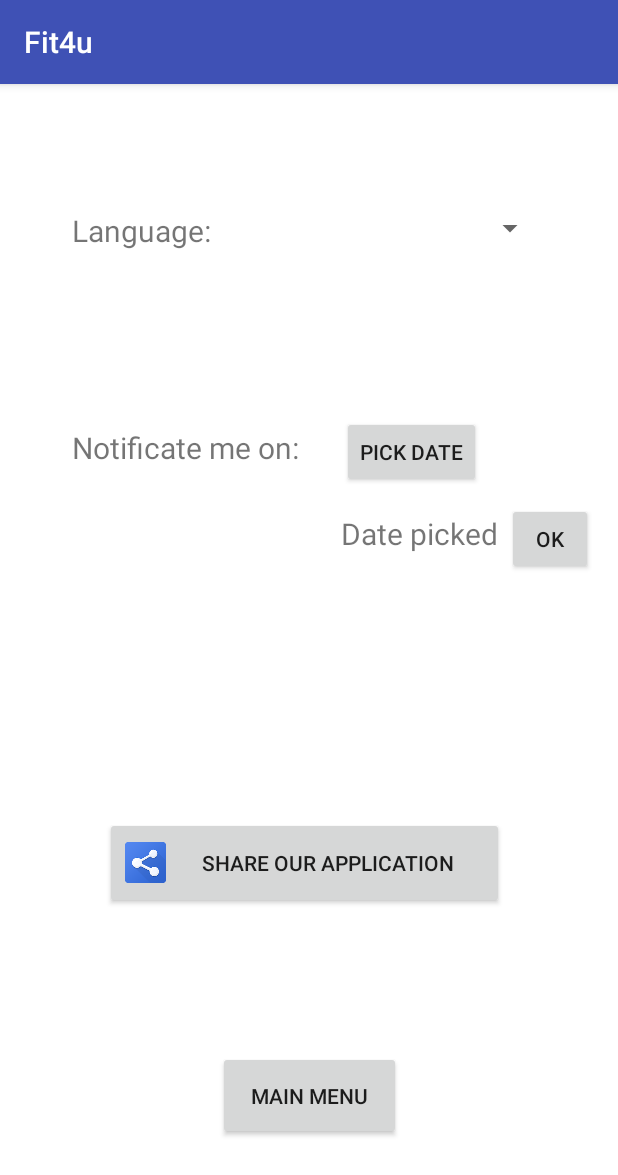
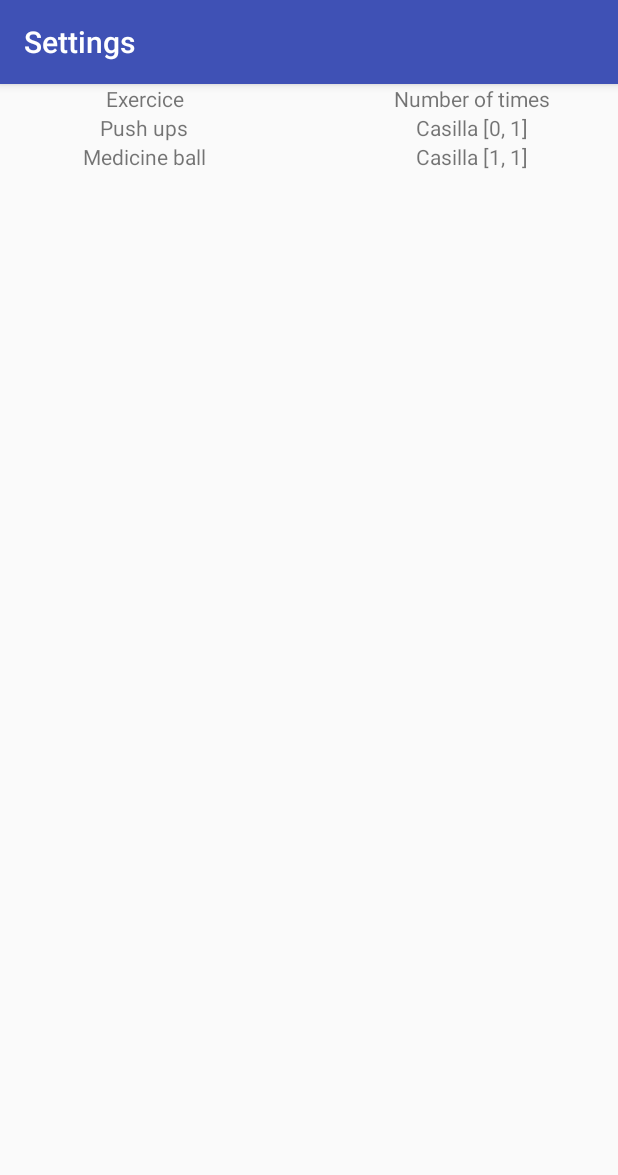
Before and after one commit to fitnes-app/fitness-app-client, an Android app: the screen it shows after launch (MainActivity before the commit, MainPageActivity after it), on a phone screen of 412 x 824 dp. Shown: the top 1175 px of the screen. Run offline under Robolectric (Android 15) with nearby library versions, the phone set to English and light mode, and no system bars.

Commit message:
mainpage started

```diff
--- a/fitnessapp-client/app/build.gradle
+++ b/fitnessapp-client/app/build.gradle
@@ -4,7 +4,7 @@ android {
     compileSdkVersion 28
     defaultConfig {
         applicationId "com.fitnessapp.client"
-        minSdkVersion 14
+        minSdkVersion 16
         targetSdkVersion 28
         versionCode 1
         versionName "1.0"
--- a/fitnessapp-client/app/src/main/AndroidManifest.xml
+++ b/fitnessapp-client/app/src/main/AndroidManifest.xml
@@ -12,9 +12,8 @@
         tools:ignore="GoogleAppIndexingWarning">
         <activity
             android:name=".MainActivity"
-            android:theme="@style/MainTheme">
+            android:theme="@style/AppTheme">
             <intent-filter>
-                <action android:name="android.intent.action.MAIN" />
 
                 <category android:name="android.intent.category.LAUNCHER" />
             </intent-filter>
@@ -27,6 +26,15 @@
                 <category android:name="android.intent.category.LAUNCHER" />
             </intent-filter>
         </activity>
+        <activity android:name=".MainPageActivity"
+            android:label="@string/title_activity_settings"
+            android:theme="@style/AppTheme">
+
+            <intent-filter>
+                <action android:name="android.intent.action.MAIN" />
+                <category android:name="android.intent.category.LAUNCHER" />
+            </intent-filter>
+        </activity>
     </application>
 
 </manifest>
--- a/fitnessapp-client/app/src/main/java/com/fitnessapp/client/MainActivity.java
+++ b/fitnessapp-client/app/src/main/java/com/fitnessapp/client/MainActivity.java
@@ -2,12 +2,23 @@ package com.fitnessapp.client;
 
 import android.support.v7.app.AppCompatActivity;
 import android.os.Bundle;
+import android.widget.ArrayAdapter;
+import android.widget.Spinner;
 
 public class MainActivity extends AppCompatActivity {
 
     @Override
     protected void onCreate(Bundle savedInstanceState) {
         super.onCreate(savedInstanceState);
-        setContentView(R.layout.activity_settings);
+        setContentView(R.layout.loginlayout);
+
+        Spinner spinner = (Spinner) findViewById(R.id.spinner);
+        // Create an ArrayAdapter using the string array and a default spinner layout
+        ArrayAdapter<CharSequence> adapter = ArrayAdapter.createFromResource(this,
+                R.array.loginOptions, R.layout.spinnerlayout);
+        // Specify the layout to use when the list of choices appears
+        adapter.setDropDownViewResource(android.R.layout.simple_spinner_dropdown_item);
+        // Apply the adapter to the spinner
+        spinner.setAdapter(adapter);
     }
 }
--- /dev/null
+++ b/fitnessapp-client/app/src/main/java/com/fitnessapp/client/MainPageActivity.java
@@ -0,0 +1,40 @@
+package com.fitnessapp.client;
+
+import android.support.v7.app.AppCompatActivity;
+import android.os.Bundle;
+import android.widget.TableLayout;
+
+import com.fitnessapp.client.Utils.Table;
+
+import java.util.ArrayList;
+
+public class MainPageActivity extends AppCompatActivity {
+
+    private ArrayList<String> exercicesTmp = new ArrayList<>();
+    @Override
+    protected void onCreate(Bundle savedInstanceState) {
+        super.onCreate(savedInstanceState);
+        setContentView(R.layout.activity_main_page);
+        initExercices();
+        setTable();
+    }
+
+    public void initExercices(){
+        exercicesTmp.add("Push ups");
+        exercicesTmp.add("Medicine ball");
+        exercicesTmp.add("Bulgarian Training Bag");
+    }
+
+    public void setTable(){
+        Table tabla = new Table(this, (TableLayout)findViewById(R.id.tabla));
+        tabla.agregarCabecera(R.array.mainPageTable_headers);
+        for(int i = 0; i < exercicesTmp.size() - 1; i++)
+        {
+            ArrayList<String> elementos = new ArrayList<>();
+            elementos.add(exercicesTmp.get(i));
+            elementos.add("Casilla [" + i + ", 1]");
+            elementos.add("Casilla [" + i + ", 2]");
+            tabla.agregarFilaTabla(elementos);
+        }
+    }
+}
--- /dev/null
+++ b/fitnessapp-client/app/src/main/java/com/fitnessapp/client/Utils/Table.java
@@ -0,0 +1,105 @@
+package com.fitnessapp.client.Utils;
+
+import android.app.Activity;
+import android.content.res.Resources;
+import android.graphics.Paint;
+import android.graphics.Rect;
+import android.view.Gravity;
+import android.widget.TableLayout;
+import android.widget.TableRow;
+import android.widget.TextView;
+
+import com.fitnessapp.client.R;
+
+import java.util.ArrayList;
+
+public class Table {
+    private TableLayout table; // Layout donde se pintará la tabla
+    private ArrayList<TableRow> row; // Array de las filas de la tabla
+    private Activity actividad;
+    private Resources rs;
+    private int ROWS, COLUMNS; // Filas y columnas de nuestra tabla
+
+    public Table(Activity actividad, TableLayout table)
+    {
+        this.actividad = actividad;
+        this.table = table;
+        rs = this.actividad.getResources();
+        ROWS = COLUMNS = 0;
+        row = new ArrayList<>();
+    }
+
+    /**
+     * Añade la cabecera a la tabla
+     * @param recursocabecera Recurso (array) donde se encuentra la cabecera de la tabla
+     */
+    public void agregarCabecera(int recursocabecera)
+    {
+        TableRow.LayoutParams layoutCelda;
+        TableRow fila = new TableRow(actividad);
+        TableRow.LayoutParams layoutFila = new TableRow.LayoutParams(TableRow.LayoutParams.WRAP_CONTENT, TableRow.LayoutParams.WRAP_CONTENT);
+        fila.setLayoutParams(layoutFila);
+
+        String[] arraycabecera = rs.getStringArray(recursocabecera);
+        COLUMNS = arraycabecera.length;
+
+        for(int i = 0; i < arraycabecera.length; i++)
+        {
+            TextView texto = new TextView(actividad);
+            layoutCelda = new TableRow.LayoutParams(obtenerAnchoPixelesTexto(arraycabecera[i]), TableRow.LayoutParams.WRAP_CONTENT);
+            texto.setText(arraycabecera[i]);
+            texto.setGravity(Gravity.CENTER_HORIZONTAL);
+            texto.setLayoutParams(layoutCelda);
+
+            fila.addView(texto);
+        }
+
+        table.addView(fila);
+        row.add(fila);
+
+        ROWS++;
+    }
+
+    /**
+     * Agrega una fila a la tabla
+     * @param elementos Elementos de la fila
+     */
+    public void agregarFilaTabla(ArrayList<String> elementos)
+    {
+        TableRow.LayoutParams layoutCelda;
+        TableRow.LayoutParams layoutFila = new TableRow.LayoutParams(TableRow.LayoutParams.WRAP_CONTENT, TableRow.LayoutParams.WRAP_CONTENT);
+        TableRow fila = new TableRow(actividad);
+        fila.setLayoutParams(layoutFila);
+
+        for(int i = 0; i< elementos.size(); i++)
+        {
+            TextView texto = new TextView(actividad);
+            texto.setText(String.valueOf(elementos.get(i)));
+            texto.setGravity(Gravity.CENTER_HORIZONTAL);
+            layoutCelda = new TableRow.LayoutParams(obtenerAnchoPixelesTexto(texto.getText().toString()), TableRow.LayoutParams.WRAP_CONTENT);
+            texto.setLayoutParams(layoutCelda);
+
+            fila.addView(texto);
+        }
+
+        table.addView(fila);
+        row.add(fila);
+
+        ROWS++;
+    }
+
+    /**
+     * Obtiene el ancho en píxeles de un texto en un String
+     * @param texto Texto
+     * @return Ancho en píxeles del texto
+     */
+    private int obtenerAnchoPixelesTexto(String texto)
+    {
+        Paint p = new Paint();
+        Rect bounds = new Rect();
+        p.setTextSize(50);
+
+        p.getTextBounds(texto, 0, texto.length(), bounds);
+        return bounds.width();
+    }
+}
--- /dev/null
+++ b/fitnessapp-client/app/src/main/res/layout/activity_main_page.xml
@@ -0,0 +1,44 @@
+<?xml version="1.0" encoding="utf-8"?>
+<android.support.constraint.ConstraintLayout xmlns:android="http://schemas.android.com/apk/res/android"
+    xmlns:app="http://schemas.android.com/apk/res-auto"
+    xmlns:tools="http://schemas.android.com/tools"
+    android:layout_width="match_parent"
+    android:layout_height="match_parent"
+    tools:context=".MainPageActivity">
+    <TextView
+        android:layout_width="match_parent"
+        android:layout_height="match_parent" />
+    <TextView
+        android:layout_width="match_parent"
+        android:layout_height="match_parent" />
+
+    <ScrollView
+    android:id="@+id/scrollvertical"
+    android:layout_width="wrap_content"
+    android:layout_height="wrap_content"
+    android:scrollbars="vertical"
+    android:layout_weight="1">
+
+        <HorizontalScrollView
+            android:layout_width="wrap_content"
+            android:layout_height="wrap_content"
+            android:id="@+id/scrollhorizontal"
+            android:scrollbars="horizontal"
+            android:layout_weight="1">
+            <LinearLayout
+                android:orientation="vertical"
+                android:layout_width="wrap_content"
+                android:layout_height="wrap_content">
+                <TableLayout
+                    android:id="@+id/tabla"
+                    android:layout_width="wrap_content"
+                    android:layout_height="wrap_content">
+                </TableLayout>
+            </LinearLayout>
+        </HorizontalScrollView>
+
+    </ScrollView>
+    <TextView
+        android:layout_width="match_parent"
+        android:layout_height="match_parent" />
+</android.support.constraint.ConstraintLayout>
--- a/fitnessapp-client/app/src/main/res/layout/contactwithus.xml
+++ b/fitnessapp-client/app/src/main/res/layout/contactwithus.xml
@@ -13,13 +13,15 @@
         android:layout_width="match_parent"
         android:layout_height="wrap_content"
         android:background="@drawable/border"
-        android:hint="@string/youremail" />
+        android:hint="@string/youremail"
+        android:textAlignment="center"/>
 
     <EditText
         android:id="@+id/bodyet"
         android:layout_width="match_parent"
         android:layout_height="300dp"
         android:layout_marginTop="52dp"
+        android:textAlignment="center"
         android:background="@drawable/border"
         android:hint="@string/whatyouwant"
         app:layout_constraintTop_toBottomOf="@id/emailet" />
--- a/fitnessapp-client/app/src/main/res/layout/loginlayout.xml
+++ b/fitnessapp-client/app/src/main/res/layout/loginlayout.xml
@@ -4,11 +4,7 @@
     android:layout_width="match_parent"
     android:layout_height="match_parent"
     xmlns:app="http://schemas.android.com/apk/res-auto"
-    android:background="@color/black"
-    android:layout_paddingTop="20dp"
-    android:layout_paddingBottom="20dp"
-    android:layout_paddingLeft="20dp"
-    android:layout_paddingRight="20dp">
+    android:background="@color/black">
 
     <ImageView
         android:id="@+id/appLogo"
--- /dev/null
+++ b/fitnessapp-client/app/src/main/res/layout/spinnerlayout.xml
@@ -0,0 +1,8 @@
+<?xml version="1.0" encoding="utf-8"?>
+<TextView xmlns:android="http://schemas.android.com/apk/res/android"
+    android:id="@+id/spinnerTarget"
+    android:layout_width="fill_parent"
+    android:layout_height="wrap_content"
+    android:textSize="18pt"
+    android:textColor="#FF8B1500"
+    android:gravity="center"/>
--- a/fitnessapp-client/app/src/main/res/values/arrays.xml
+++ b/fitnessapp-client/app/src/main/res/values/arrays.xml
@@ -5,4 +5,10 @@
         <item>Google login</item>
         <item>Facebook Login</item>
     </string-array>
+
+    <string-array name="mainPageTable_headers" >
+        <item>Exercice</item>
+        <item>Number of times</item>
+        <item>Repetitions</item>
+    </string-array>
 </resources>
```
